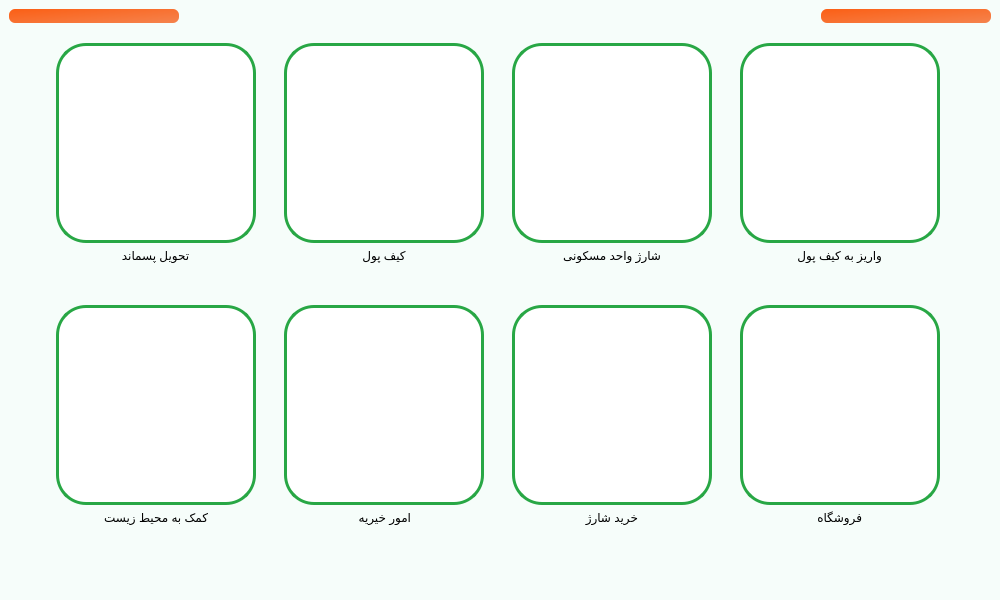
Old version of the form main.ui in the repository Farazist/raspberrypi-app.
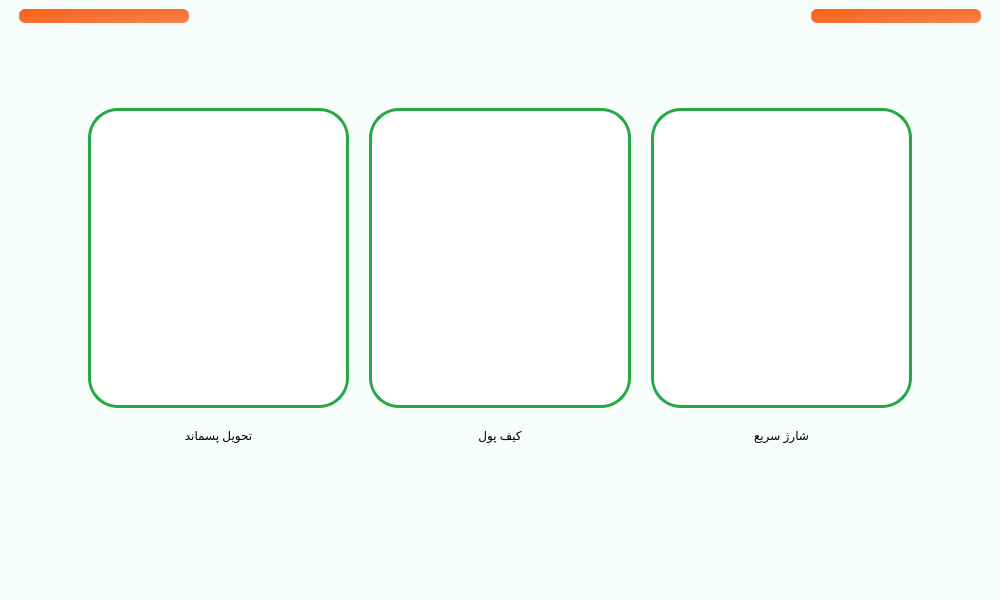
New version of the form. The open tabs and pages were chosen to show the change. Icons and pictures are not drawn.

The edit to the form file:
```diff
--- a/main.ui
+++ b/main.ui
@@ -29,6 +29,12 @@
    <layout class="QVBoxLayout" name="verticalLayout">
     <item>
      <layout class="QHBoxLayout" name="h_layout_header">
+      <property name="leftMargin">
+       <number>10</number>
+      </property>
+      <property name="rightMargin">
+       <number>10</number>
+      </property>
       <item>
        <widget class="QPushButton" name="btnLeft">
         <property name="minimumSize">
@@ -470,235 +476,50 @@
       <widget class="QWidget" name="pageMainMenu">
        <layout class="QVBoxLayout" name="verticalLayout_5">
         <item>
-         <layout class="QGridLayout" name="gridLayout" rowstretch="0,0,0,0" rowminimumheight="0,0,0,0">
+         <layout class="QHBoxLayout" name="horizontalLayout_17">
+          <property name="spacing">
+           <number>20</number>
+          </property>
           <property name="leftMargin">
-           <number>20</number>
+           <number>70</number>
           </property>
           <property name="topMargin">
-           <number>5</number>
+           <number>70</number>
           </property>
           <property name="rightMargin">
-           <number>20</number>
+           <number>70</number>
           </property>
           <property name="bottomMargin">
-           <number>0</number>
+           <number>20</number>
           </property>
-          <property name="horizontalSpacing">
-           <number>10</number>
-          </property>
-          <property name="verticalSpacing">
-           <number>5</number>
-          </property>
-          <item row="2" column="2">
-           <widget class="QPushButton" name="btnMainMenu_7">
-            <property name="sizePolicy">
-             <sizepolicy hsizetype="Fixed" vsizetype="Fixed">
-              <horstretch>0</horstretch>
-              <verstretch>0</verstretch>
-             </sizepolicy>
-            </property>
-            <property name="minimumSize">
-             <size>
-              <width>200</width>
-              <height>200</height>
-             </size>
-            </property>
-            <property name="styleSheet">
-             <string notr="true">background-color: #ffffff; 
-border: 3px solid #28a745; 
-border-radius: 30px;
-outline-style: none;</string>
-            </property>
-            <property name="text">
-             <string/>
-            </property>
-            <property name="icon">
-             <iconset>
-              <normaloff>images/GreenMainMenu/to buy credit.png</normaloff>images/GreenMainMenu/to buy credit.png</iconset>
-            </property>
-            <property name="iconSize">
-             <size>
-              <width>110</width>
-              <height>110</height>
-             </size>
-            </property>
-           </widget>
-          </item>
-          <item row="1" column="1" alignment="Qt::AlignHCenter|Qt::AlignTop">
-           <widget class="QLabel" name="lblMainMenu_2">
-            <property name="styleSheet">
-             <string notr="true">font: 18pt &quot;IRANSans&quot;;</string>
-            </property>
-            <property name="text">
-             <string>کیف پول</string>
-            </property>
-            <property name="alignment">
-             <set>Qt::AlignCenter</set>
-            </property>
-           </widget>
-          </item>
-          <item row="2" column="0">
-           <widget class="QPushButton" name="btnMainMenu_5">
-            <property name="sizePolicy">
-             <sizepolicy hsizetype="Fixed" vsizetype="Fixed">
-              <horstretch>0</horstretch>
-              <verstretch>0</verstretch>
-             </sizepolicy>
-            </property>
-            <property name="minimumSize">
-             <size>
-              <width>200</width>
-              <height>200</height>
-             </size>
-            </property>
-            <property name="styleSheet">
-             <string notr="true">background-color: #ffffff; 
-border: 3px solid #28a745; 
-border-radius: 30px;
-outline-style: none;</string>
-            </property>
-            <property name="text">
-             <string/>
-            </property>
-            <property name="icon">
-             <iconset>
-              <normaloff>images/GreenMainMenu/Helping the environment.png</normaloff>images/GreenMainMenu/Helping the environment.png</iconset>
-            </property>
-            <property name="iconSize">
-             <size>
-              <width>110</width>
-              <height>110</height>
-             </size>
-            </property>
-           </widget>
-          </item>
-          <item row="0" column="3">
-           <widget class="QPushButton" name="btnMainMenu_4">
-            <property name="sizePolicy">
-             <sizepolicy hsizetype="Fixed" vsizetype="Fixed">
-              <horstretch>0</horstretch>
-              <verstretch>0</verstretch>
-             </sizepolicy>
-            </property>
-            <property name="minimumSize">
-             <size>
-              <width>200</width>
-              <height>200</height>
-             </size>
-            </property>
-            <property name="styleSheet">
-             <string notr="true">background-color: #ffffff; 
-border: 3px solid #28a745; 
-border-radius: 30px;
-outline-style: none;</string>
-            </property>
-            <property name="text">
-             <string/>
-            </property>
-            <property name="icon">
-             <iconset>
-              <normaloff>images/GreenMainMenu/Deposit to card recycling.png</normaloff>images/GreenMainMenu/Deposit to card recycling.png</iconset>
-            </property>
-            <property name="iconSize">
-             <size>
-              <width>110</width>
-              <height>110</height>
-             </size>
-            </property>
-           </widget>
-          </item>
-          <item row="0" column="2">
-           <widget class="QPushButton" name="btnMainMenu_3">
-            <property name="enabled">
-             <bool>true</bool>
-            </property>
-            <property name="sizePolicy">
-             <sizepolicy hsizetype="Fixed" vsizetype="Fixed">
-              <horstretch>0</horstretch>
-              <verstretch>0</verstretch>
-             </sizepolicy>
-            </property>
-            <property name="minimumSize">
-             <size>
-              <width>200</width>
-              <height>200</height>
-             </size>
-            </property>
-            <property name="styleSheet">
-             <string notr="true">background-color: #ffffff; 
-border: 3px solid #28a745; 
-border-radius: 30px;
-outline-style: none;</string>
-            </property>
-            <property name="text">
-             <string/>
-            </property>
-            <property name="icon">
-             <iconset>
-              <normaloff>images/GreenMainMenu/Charging Residential Unit.png</normaloff>images/GreenMainMenu/Charging Residential Unit.png</iconset>
-            </property>
-            <property name="iconSize">
-             <size>
-              <width>110</width>
-              <height>110</height>
-             </size>
-            </property>
-           </widget>
-          </item>
-          <item row="2" column="1">
-           <widget class="QPushButton" name="btnMainMenu_6">
-            <property name="sizePolicy">
-             <sizepolicy hsizetype="Fixed" vsizetype="Fixed">
-              <horstretch>0</horstretch>
-              <verstretch>0</verstretch>
-             </sizepolicy>
-            </property>
-            <property name="minimumSize">
-             <size>
-              <width>200</width>
-              <height>200</height>
-             </size>
-            </property>
-            <property name="styleSheet">
-             <string notr="true">background-color: #ffffff; 
-border: 3px solid #28a745; 
-border-radius: 30px;
-outline-style: none;</string>
-            </property>
-            <property name="text">
-             <string/>
-            </property>
-            <property name="icon">
-             <iconset>
-              <normaloff>images/GreenMainMenu/Donate to charity.png</normaloff>images/GreenMainMenu/Donate to charity.png</iconset>
-            </property>
-            <property name="iconSize">
-             <size>
-              <width>110</width>
-              <height>110</height>
-             </size>
-            </property>
-           </widget>
-          </item>
-          <item row="0" column="0">
+          <item>
+           <layout class="QVBoxLayout" name="verticalLayout_26">
+            <item>
            <widget class="QPushButton" name="btnMainMenu_1">
             <property name="sizePolicy">
-             <sizepolicy hsizetype="Fixed" vsizetype="Fixed">
+               <sizepolicy hsizetype="Expanding" vsizetype="Expanding">
               <horstretch>0</horstretch>
               <verstretch>0</verstretch>
              </sizepolicy>
             </property>
             <property name="minimumSize">
              <size>
-              <width>200</width>
-              <height>200</height>
+                <width>0</width>
+                <height>0</height>
+               </size>
+              </property>
+              <property name="maximumSize">
+               <size>
+                <width>300</width>
+                <height>300</height>
              </size>
             </property>
             <property name="styleSheet">
              <string notr="true">background-color: #ffffff; 
 border: 3px solid #28a745; 
 border-radius: 30px;
-outline-style: none;</string>
+outline-style: none;
+padding: 50px;</string>
             </property>
             <property name="text">
              <string/>
@@ -709,16 +530,23 @@
             </property>
             <property name="iconSize">
              <size>
-              <width>110</width>
-              <height>110</height>
+                <width>200</width>
+                <height>200</height>
              </size>
             </property>
            </widget>
           </item>
-          <item row="1" column="0" alignment="Qt::AlignHCenter|Qt::AlignTop">
+            <item alignment="Qt::AlignHCenter|Qt::AlignTop">
            <widget class="QLabel" name="lblMainMenu_1">
+              <property name="maximumSize">
+               <size>
+                <width>16777215</width>
+                <height>40</height>
+               </size>
+              </property>
             <property name="styleSheet">
-             <string notr="true">font: 18pt &quot;IRANSans&quot;;</string>
+               <string notr="true">font: 22pt &quot;IRANSans&quot;;
+color:#000000;</string>
             </property>
             <property name="text">
              <string>تحویل پسماند</string>
@@ -728,25 +556,36 @@
             </property>
            </widget>
           </item>
-          <item row="0" column="1">
+           </layout>
+          </item>
+          <item>
+           <layout class="QVBoxLayout" name="verticalLayout_27">
+            <item>
            <widget class="QPushButton" name="btnMainMenu_2">
             <property name="sizePolicy">
-             <sizepolicy hsizetype="Fixed" vsizetype="Fixed">
+               <sizepolicy hsizetype="Expanding" vsizetype="Expanding">
               <horstretch>0</horstretch>
               <verstretch>0</verstretch>
              </sizepolicy>
             </property>
             <property name="minimumSize">
              <size>
-              <width>200</width>
-              <height>200</height>
+                <width>0</width>
+                <height>0</height>
+               </size>
+              </property>
+              <property name="maximumSize">
+               <size>
+                <width>300</width>
+                <height>300</height>
              </size>
             </property>
             <property name="styleSheet">
              <string notr="true">background-color: #ffffff; 
 border: 3px solid #28a745; 
 border-radius: 30px;
-outline-style: none;</string>
+outline-style: none;
+padding: 50px;</string>
             </property>
             <property name="text">
              <string/>
@@ -757,31 +596,71 @@
             </property>
             <property name="iconSize">
              <size>
-              <width>110</width>
-              <height>100</height>
+                <width>200</width>
+                <height>200</height>
              </size>
             </property>
            </widget>
           </item>
-          <item row="2" column="3">
-           <widget class="QPushButton" name="btnMainMenu_8">
+            <item alignment="Qt::AlignHCenter|Qt::AlignTop">
+             <widget class="QLabel" name="lblMainMenu_2">
             <property name="sizePolicy">
-             <sizepolicy hsizetype="Fixed" vsizetype="Fixed">
+               <sizepolicy hsizetype="Expanding" vsizetype="Expanding">
+                <horstretch>0</horstretch>
+                <verstretch>0</verstretch>
+               </sizepolicy>
+              </property>
+              <property name="maximumSize">
+               <size>
+                <width>16777215</width>
+                <height>40</height>
+               </size>
+              </property>
+              <property name="styleSheet">
+               <string notr="true">font: 22pt &quot;IRANSans&quot;;
+color:#000000;</string>
+              </property>
+              <property name="text">
+               <string>کیف پول</string>
+              </property>
+              <property name="alignment">
+               <set>Qt::AlignCenter</set>
+              </property>
+             </widget>
+            </item>
+           </layout>
+          </item>
+          <item>
+           <layout class="QVBoxLayout" name="verticalLayout_28">
+            <item>
+             <widget class="QPushButton" name="btnMainMenu_3">
+              <property name="enabled">
+               <bool>true</bool>
+              </property>
+              <property name="sizePolicy">
+               <sizepolicy hsizetype="Expanding" vsizetype="Expanding">
               <horstretch>0</horstretch>
               <verstretch>0</verstretch>
              </sizepolicy>
             </property>
             <property name="minimumSize">
              <size>
-              <width>200</width>
-              <height>200</height>
+                <width>0</width>
+                <height>0</height>
+               </size>
+              </property>
+              <property name="maximumSize">
+               <size>
+                <width>300</width>
+                <height>300</height>
              </size>
             </property>
             <property name="styleSheet">
              <string notr="true">background-color: #ffffff; 
 border: 3px solid #28a745; 
 border-radius: 30px;
-outline-style: none;</string>
+outline-style: none;
+padding: 50px;</string>
             </property>
             <property name="text">
              <string/>
@@ -792,74 +671,42 @@
             </property>
             <property name="iconSize">
              <size>
-              <width>110</width>
-              <height>110</height>
+                <width>200</width>
+                <height>200</height>
              </size>
             </property>
            </widget>
           </item>
-          <item row="3" column="0" alignment="Qt::AlignHCenter|Qt::AlignTop">
-           <widget class="QLabel" name="lblMainMenu_5">
-            <property name="styleSheet">
-             <string notr="true">font: 18pt &quot;IRANSans&quot;;</string>
-            </property>
-            <property name="text">
-             <string>کمک به محیط زیست</string>
-            </property>
-           </widget>
-          </item>
-          <item row="3" column="1" alignment="Qt::AlignHCenter|Qt::AlignTop">
-           <widget class="QLabel" name="lblMainMenu_6">
-            <property name="styleSheet">
-             <string notr="true">font: 18pt &quot;IRANSans&quot;;</string>
-            </property>
-            <property name="text">
-             <string>امور خیریه</string>
-            </property>
-           </widget>
-          </item>
-          <item row="1" column="2" alignment="Qt::AlignHCenter|Qt::AlignTop">
+            <item alignment="Qt::AlignHCenter|Qt::AlignTop">
            <widget class="QLabel" name="lblMainMenu_3">
             <property name="enabled">
              <bool>true</bool>
             </property>
-            <property name="styleSheet">
-             <string notr="true">font: 18pt &quot;IRANSans&quot;;</string>
-            </property>
-            <property name="text">
-             <string>شارژ واحد مسکونی</string>
-            </property>
-           </widget>
-          </item>
-          <item row="3" column="2" alignment="Qt::AlignHCenter|Qt::AlignTop">
-           <widget class="QLabel" name="lblMainMenu_7">
+              <property name="sizePolicy">
+               <sizepolicy hsizetype="Expanding" vsizetype="Expanding">
+                <horstretch>0</horstretch>
+                <verstretch>0</verstretch>
+               </sizepolicy>
+              </property>
+              <property name="maximumSize">
+               <size>
+                <width>16777215</width>
+                <height>40</height>
+               </size>
+              </property>
             <property name="styleSheet">
-             <string notr="true">font: 18pt &quot;IRANSans&quot;;</string>
+               <string notr="true">font: 22pt &quot;IRANSans&quot;;
+color:#000000;</string>
             </property>
             <property name="text">
-             <string>خرید شارژ</string>
-            </property>
-           </widget>
-          </item>
-          <item row="1" column="3" alignment="Qt::AlignHCenter|Qt::AlignTop">
-           <widget class="QLabel" name="lblMainMenu_4">
-            <property name="styleSheet">
-             <string notr="true">font: 18pt &quot;IRANSans&quot;;</string>
-            </property>
-            <property name="text">
-             <string>واریز به کیف پول</string>
-            </property>
-           </widget>
-          </item>
-          <item row="3" column="3" alignment="Qt::AlignHCenter|Qt::AlignTop">
-           <widget class="QLabel" name="lblMainMenu_8">
-            <property name="styleSheet">
-             <string notr="true">font: 18pt &quot;IRANSans&quot;;</string>
-            </property>
-            <property name="text">
-             <string>فروشگاه</string>
-            </property>
-           </widget>
+               <string>شارژ سریع</string>
+              </property>
+              <property name="alignment">
+               <set>Qt::AlignCenter</set>
+              </property>
+             </widget>
+            </item>
+           </layout>
           </item>
          </layout>
         </item>
@@ -2430,7 +2277,8 @@
        <widget class="QLabel" name="lblDeviceInfo">
         <property name="styleSheet">
          <string notr="true">font: 16pt &quot;IRANSans&quot;;
-font: 18pt &quot;IRANSansFaNum&quot;;</string>
+font: 18pt &quot;IRANSansFaNum&quot;;
+color:#000000;</string>
         </property>
         <property name="text">
          <string/>
```
Left out of the diff: 218 changed lines with no effect on the pictures. Lines whose indentation alone changed are shown as unchanged.
